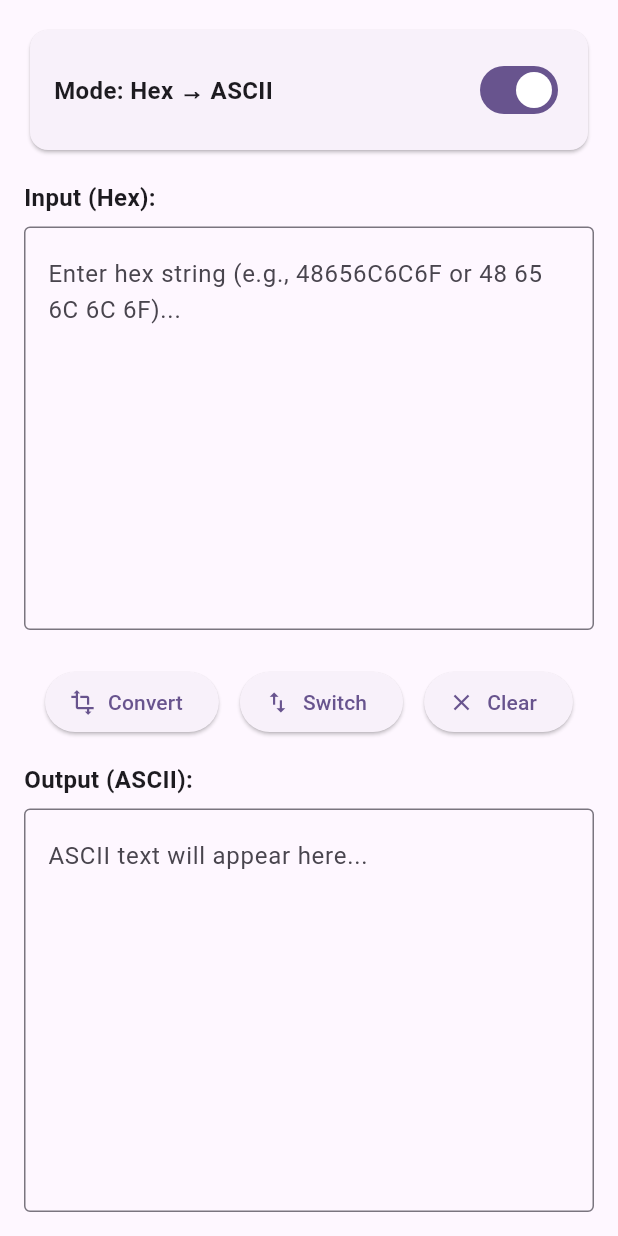
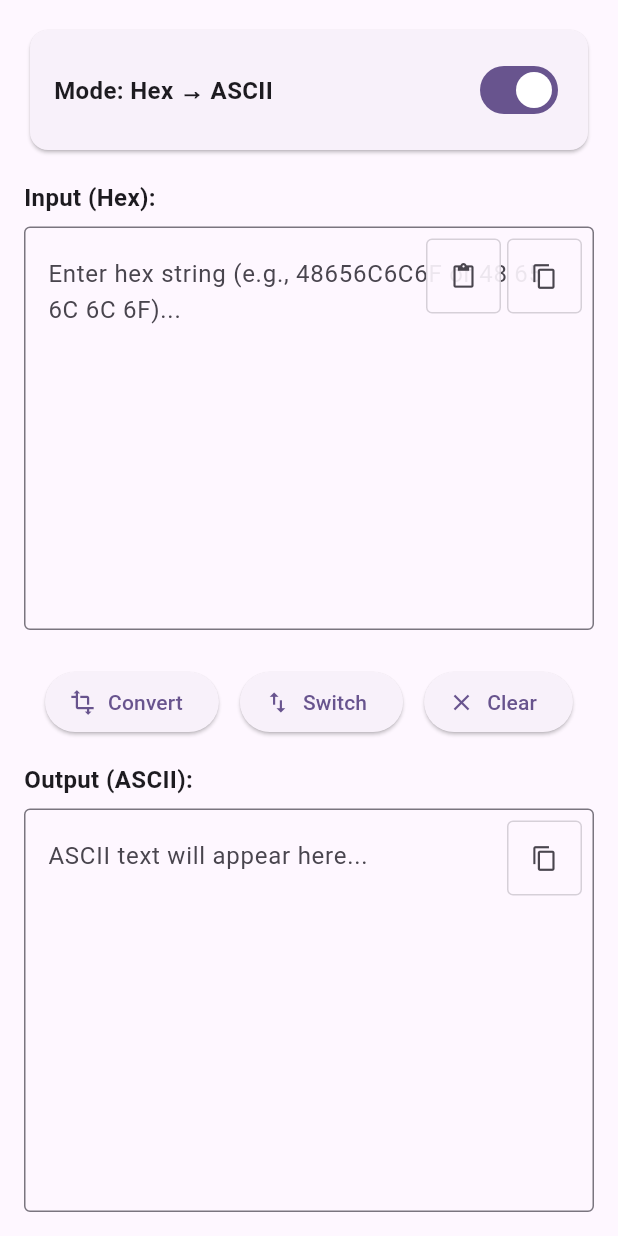
Before and after one commit to sutanto1010/devtools, a Flutter app: the HexToAsciiScreen screen opened directly, on a phone screen of 412 x 824 dp. Run offline on Flutter 3.47's test engine with Material 3 defaults, Android fonts, the phone set to English and light mode, and no system bars; our stand-ins replace file_picker, package_info_plus, sqflite, webview_flutter, yaml; missing offline and left inert: encrypt, network_tools, openpgp, pro_image_editor, screen_capturer, super_clipboard and 3 more; accounts and stored records are empty.

Commit message:
feat(hex-to-ascii): add clipboard operations for input and output fields
Add copy/paste functionality to input field and copy functionality to output field

```diff
--- a/lib/screens/hex_to_ascii_screen.dart
+++ b/lib/screens/hex_to_ascii_screen.dart
@@ -127,6 +127,33 @@ class _HexToAsciiScreenState extends State<HexToAsciiScreen> {
       ScaffoldMessenger.of(context).showSnackBar(
         const SnackBar(content: Text('Copied to clipboard!')),
       );
+    }
+  }
+
+  void _copyInputToClipboard() {
+    if (_inputController.text.isNotEmpty) {
+      Clipboard.setData(ClipboardData(text: _inputController.text));
+      ScaffoldMessenger.of(context).showSnackBar(
+        const SnackBar(content: Text('Input copied to clipboard!')),
+      );
+    }
+  }
+
+  void _pasteFromClipboard() async {
+    final clipboardData = await Clipboard.getData('text/plain');
+    if (clipboardData?.text != null) {
+      setState(() {
+        _inputController.text = clipboardData!.text!;
+      });
+    }
+  }
+
+  void _pasteToOutput() async {
+    final clipboardData = await Clipboard.getData('text/plain');
+    if (clipboardData?.text != null) {
+      setState(() {
+        _outputController.text = clipboardData!.text!;
+      });
     }
   }
 
@@ -295,7 +322,9 @@ class _HexToAsciiScreenState extends State<HexToAsciiScreen> {
             const SizedBox(height: 8),
             Expanded(
               flex: 2,
-              child: TextField(
+              child: Stack(
+                children: [
+                  TextField(
                     controller: _inputController,
                     maxLines: null,
                     expands: true,
@@ -309,6 +338,60 @@ class _HexToAsciiScreenState extends State<HexToAsciiScreen> {
                     onChanged: (value) {
                       setState(() {}); // Trigger rebuild for info panels
                     },
+                  ),
+                  Positioned(
+                    top: 8,
+                    right: 8,
+                    child: Row(
+                      mainAxisSize: MainAxisSize.min,
+                      children: [
+                        Tooltip(
+                          message: 'Paste from clipboard',
+                          child: Container(
+                            decoration: BoxDecoration(
+                              color: Theme.of(context).colorScheme.surface.withOpacity(0.9),
+                              borderRadius: BorderRadius.circular(4),
+                              border: Border.all(
+                                color: Theme.of(context).colorScheme.outline.withOpacity(0.3),
+                              ),
+                            ),
+                            child: IconButton(
+                              onPressed: _pasteFromClipboard,
+                              icon: const Icon(Icons.paste, size: 18),
+                              iconSize: 18,
+                              constraints: const BoxConstraints(
+                                minWidth: 32,
+                                minHeight: 32,
+                              ),
+                            ),
+                          ),
+                        ),
+                        const SizedBox(width: 4),
+                        Tooltip(
+                          message: 'Copy input to clipboard',
+                          child: Container(
+                            decoration: BoxDecoration(
+                              color: Theme.of(context).colorScheme.surface.withOpacity(0.9),
+                              borderRadius: BorderRadius.circular(4),
+                              border: Border.all(
+                                color: Theme.of(context).colorScheme.outline.withOpacity(0.3),
+                              ),
+                            ),
+                            child: IconButton(
+                              onPressed: _copyInputToClipboard,
+                              icon: const Icon(Icons.copy, size: 18),
+                              iconSize: 18,
+                              constraints: const BoxConstraints(
+                                minWidth: 32,
+                                minHeight: 32,
+                              ),
+                            ),
+                          ),
+                        ),
+                      ],
+                    ),
+                  ),
+                ],
               ),
             ),
 
@@ -368,7 +451,9 @@ class _HexToAsciiScreenState extends State<HexToAsciiScreen> {
             const SizedBox(height: 8),
             Expanded(
               flex: 2,
-              child: TextField(
+              child: Stack(
+                children: [
+                  TextField(
                     controller: _outputController,
                     maxLines: null,
                     expands: true,
@@ -380,6 +465,38 @@ class _HexToAsciiScreenState extends State<HexToAsciiScreen> {
                           : 'Hex string will appear here...',
                     ),
                     textAlignVertical: TextAlignVertical.top,
+                  ),
+                  Positioned(
+                    top: 8,
+                    right: 8,
+                    child: Row(
+                      mainAxisSize: MainAxisSize.min,
+                      children: [
+                        Tooltip(
+                          message: 'Copy output to clipboard',
+                          child: Container(
+                            decoration: BoxDecoration(
+                              color: Theme.of(context).colorScheme.surface.withOpacity(0.9),
+                              borderRadius: BorderRadius.circular(4),
+                              border: Border.all(
+                                color: Theme.of(context).colorScheme.outline.withOpacity(0.3),
+                              ),
+                            ),
+                            child: IconButton(
+                              onPressed: _copyToClipboard,
+                              icon: const Icon(Icons.copy, size: 18),
+                              iconSize: 18,
+                              constraints: const BoxConstraints(
+                                minWidth: 32,
+                                minHeight: 32,
+                              ),
+                            ),
+                          ),
+                        ),
+                      ],
+                    ),
+                  ),
+                ],
               ),
             ),
           ],
```
Lines whose indentation alone changed are shown as unchanged.
